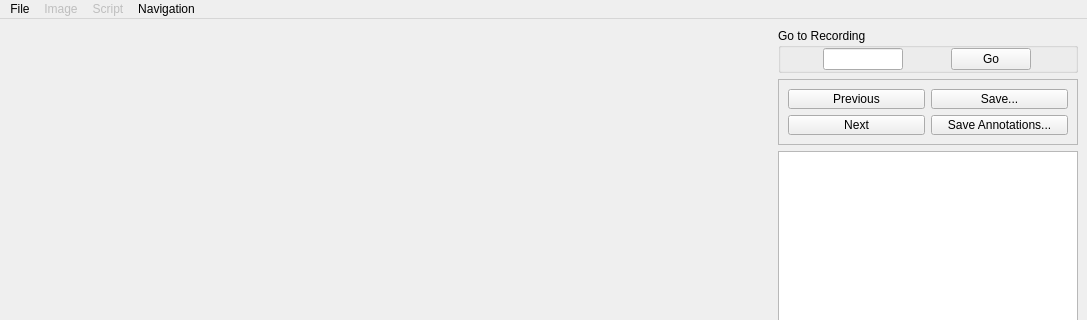
Qt form satkit/gui/qt_annotator.ui (giuthas/satkit) before a commit; both pictures show x 0 to 1087 and y 0 to 320 of the 1087 by 795 pixel window.
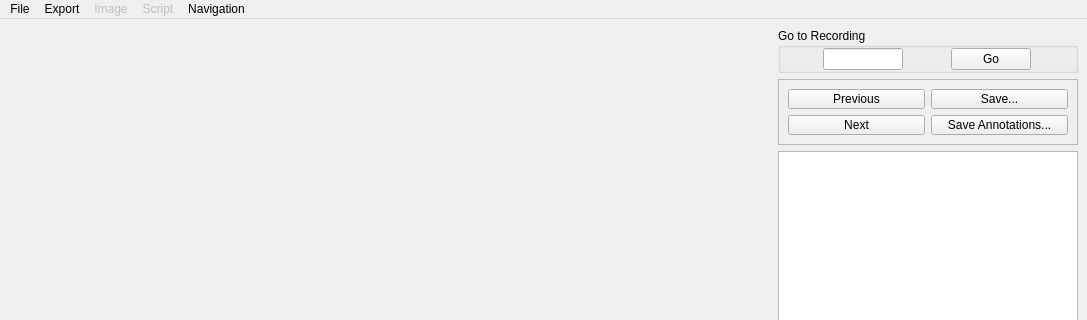
The same form after that commit.

The edit to the form file:
```diff
--- a/satkit/gui/qt_annotator.ui
+++ b/satkit/gui/qt_annotator.ui
@@ -281,7 +281,7 @@
      <height>22</height>
     </rect>
    </property>
-   <widget class="QMenu" name="menuFile">
+   <widget class="QMenu" name="menu_file">
     <property name="title">
      <string>File</string>
     </property>
@@ -304,7 +304,7 @@
     <addaction name="separator"/>
     <addaction name="action_quit"/>
    </widget>
-   <widget class="QMenu" name="menuImage">
+   <widget class="QMenu" name="menu_image">
     <property name="enabled">
      <bool>false</bool>
     </property>
@@ -314,7 +314,7 @@
     <addaction name="actionSave_plot_as"/>
     <addaction name="actionSave_as"/>
    </widget>
-   <widget class="QMenu" name="menuScript">
+   <widget class="QMenu" name="menu_script">
     <property name="enabled">
      <bool>false</bool>
     </property>
@@ -324,7 +324,7 @@
     <addaction name="actionShow_interpreter"/>
     <addaction name="actionRun_file"/>
    </widget>
-   <widget class="QMenu" name="menuNavigation">
+   <widget class="QMenu" name="menu_navigation">
     <property name="title">
      <string>Navigation</string>
     </property>
@@ -334,10 +334,22 @@
     <addaction name="actionNext_Frame"/>
     <addaction name="actionPrevious_Frame"/>
    </widget>
-   <addaction name="menuFile"/>
-   <addaction name="menuImage"/>
-   <addaction name="menuScript"/>
-   <addaction name="menuNavigation"/>
+   <widget class="QMenu" name="menu_export">
+    <property name="title">
+     <string>Export</string>
+    </property>
+    <addaction name="action_export_analysis"/>
+    <addaction name="action_export_aggregate_image"/>
+    <addaction name="action_export_annotations_and_metadata"/>
+    <addaction name="action_export_figure"/>
+    <addaction name="action_export_ultrasound_frame"/>
+    <addaction name="action_export_distance_matrix"/>
+   </widget>
+   <addaction name="menu_file"/>
+   <addaction name="menu_export"/>
+   <addaction name="menu_image"/>
+   <addaction name="menu_script"/>
+   <addaction name="menu_navigation"/>
   </widget>
   <widget class="QStatusBar" name="statusbar"/>
   <action name="actionNew">
```
Left out of the diff: 17 changed lines with no effect on the pictures.
